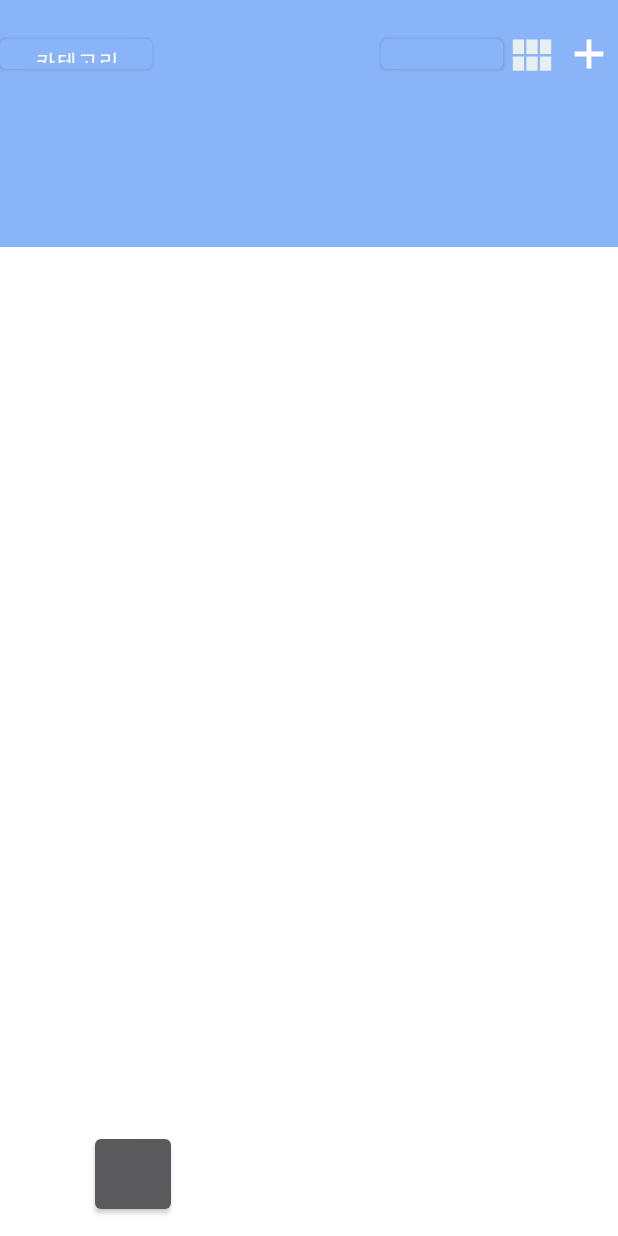
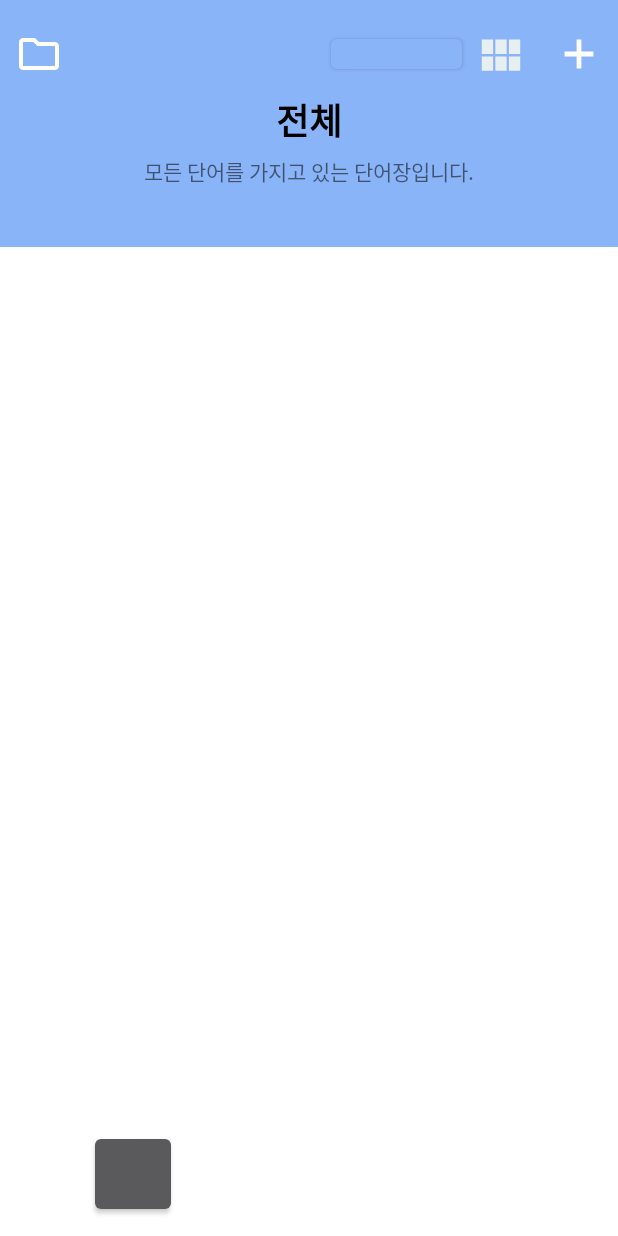
Before and after one commit to betterafter/simple_voca, an Android app: the screen it shows after launch (MainActivity), on a phone screen of 412 x 824 dp. Run offline under Robolectric (Android 15) with nearby library versions, the phone set to English and light mode, and no system bars.

Commit message:
2021.5.1

```diff
--- a/app/src/main/java/com/example/activity/Category_MainActivity.java
+++ b/app/src/main/java/com/example/activity/Category_MainActivity.java
@@ -83,6 +83,8 @@ public class Category_MainActivity extends AppCompatActivity {
                 @Override
                 public void onClick(View view) {
                     LoadingActivity.SELECTED_CATEGORY_NAME = categoryName;
+                    LoadingActivity.SELECTED_CATEGORY_SUBTITLE =
+                            LoadingActivity.categoryDatabase.getCategorySubTitle(LoadingActivity.SELECTED_CATEGORY_NAME);
                     LoadingActivity.vocaDatabase.makeList(LoadingActivity.vocaList);
 
                     Intent intent = new Intent(Category_MainActivity.this, MainActivity.class);
--- a/app/src/main/java/com/example/activity/LoadingActivity.java
+++ b/app/src/main/java/com/example/activity/LoadingActivity.java
@@ -24,6 +24,7 @@ public class LoadingActivity extends AppCompatActivity {
     public static ArrayList<categoryListItem> categoryList = new ArrayList<>();
 
     public static String SELECTED_CATEGORY_NAME = "전체";
+    public static String SELECTED_CATEGORY_SUBTITLE;
 
     public static int wordChangedTime = 60;
     public static int LastTime;
@@ -44,6 +45,7 @@ public class LoadingActivity extends AppCompatActivity {
             LoadingActivity.categoryDatabase.insert("전체", "모든 단어를 가지고 있는 단어장입니다.");
         }
         categoryDatabase.makeList(categoryList);
+        SELECTED_CATEGORY_SUBTITLE = categoryDatabase.getCategorySubTitle(SELECTED_CATEGORY_NAME);
 
 
 
--- a/app/src/main/java/com/example/activity/MainActivity.java
+++ b/app/src/main/java/com/example/activity/MainActivity.java
@@ -15,6 +15,7 @@ import android.widget.GridView;
 import android.widget.HorizontalScrollView;
 import android.widget.ImageButton;
 import android.widget.LinearLayout;
+import android.widget.TextView;
 
 import com.example.adapter.VocaGridViewAdapter;
 import com.example.adapter.VocaRecyclerViewAdapter;
@@ -42,7 +43,10 @@ public class MainActivity extends AppCompatActivity {
     private ImageButton main_add_word_button;
     private ImageButton main_change_list_type_button;
     private Button main_swap_button;
-    private Button main_category_button;
+    private ImageButton main_category_button;
+
+    private TextView CategoryTitle;
+    private TextView CategorySubTitle;
 
 
     public static HorizontalScrollView main_voca_page_list;
@@ -73,7 +77,8 @@ public class MainActivity extends AppCompatActivity {
 
         mainActivity = this;
 
-
+        CategoryTitle = findViewById(R.id.main_category_name);
+        CategorySubTitle = findViewById(R.id.main_category_subtitle);
 
         main_category_button = findViewById(R.id.main_category_button);
         main_category_button.setOnClickListener(new View.OnClickListener() {
@@ -122,11 +127,6 @@ public class MainActivity extends AppCompatActivity {
         main_voca_page_list = findViewById(R.id.main_voca_page_list);
         main_voca_page_list_layout = findViewById(R.id.main_voca_page_list_layout);
         MakeListPager();
-
-
-
-
-
 
 
         // 그리드뷰 생성
@@ -234,6 +234,9 @@ public class MainActivity extends AppCompatActivity {
     protected void onResume() {
         super.onResume();
         vocaRecyclerViewAdapter.notifyDataSetChanged();
+
+        CategoryTitle.setText(LoadingActivity.SELECTED_CATEGORY_NAME);
+        CategorySubTitle.setText(LoadingActivity.SELECTED_CATEGORY_SUBTITLE);
     }
 
     public static void MakeListPager(){
--- a/app/src/main/java/com/example/database/categoryDatabase.java
+++ b/app/src/main/java/com/example/database/categoryDatabase.java
@@ -8,6 +8,7 @@ import android.database.sqlite.SQLiteDatabase;
 import android.database.sqlite.SQLiteOpenHelper;
 
 import com.example.Items.categoryListItem;
+import com.example.activity.LoadingActivity;
 
 import java.util.ArrayList;
 
@@ -165,6 +166,24 @@ public class categoryDatabase extends SQLiteOpenHelper {
         return cursor.getString(2);
     }
 
+    public String getCategorySubTitle(String title){
+        SQLiteDatabase sqLiteDatabase = getWritableDatabase();
+        String sql = "SELECT * FROM " + tableName;
+
+        Cursor cursor = sqLiteDatabase.rawQuery(sql, null);
+        cursor.moveToFirst();
+
+        String res = "";
+        do{
+            if(cursor.getString(1).equals(LoadingActivity.SELECTED_CATEGORY_NAME)){
+                res = cursor.getString(2); break;
+            }
+        }
+        while(cursor.moveToNext());
+
+        return res;
+    }
+
 
     public int getSize(){
         SQLiteDatabase sqLiteDatabase = getWritableDatabase();
--- /dev/null
+++ b/app/src/main/res/drawable/outline_folder_24.xml
@@ -0,0 +1,10 @@
+<vector xmlns:android="http://schemas.android.com/apk/res/android"
+    android:width="32dp"
+    android:height="32dp"
+    android:viewportWidth="24"
+    android:viewportHeight="24"
+    android:tint="?attr/colorControlNormal">
+  <path
+      android:fillColor="@android:color/white"
+      android:pathData="M9.17,6l2,2H20v10H4V6h5.17M10,4H4c-1.1,0 -1.99,0.9 -1.99,2L2,18c0,1.1 0.9,2 2,2h16c1.1,0 2,-0.9 2,-2V8c0,-1.1 -0.9,-2 -2,-2h-8l-2,-2z"/>
+</vector>
--- a/app/src/main/res/layout/activity_main.xml
+++ b/app/src/main/res/layout/activity_main.xml
@@ -28,30 +28,33 @@
                 android:orientation="horizontal"
                 android:weightSum="14">
 
-                <Button
+                <ImageButton
                     android:id="@+id/main_category_button"
                     android:layout_width="0dp"
                     android:layout_height="match_parent"
-                    android:layout_weight="4"
-                    android:text="카테고리"
-                    android:textColor="@color/blueGradient5" />
+                    android:layout_marginHorizontal="10dp"
+                    android:layout_weight="1.5"
+                    android:background="@color/mainBlue"
+                    android:tint="@color/white"
+                    android:src="@drawable/outline_folder_24"/>
 
                 <Space
                     android:layout_width="0dp"
                     android:layout_height="wrap_content"
-                    android:layout_weight="6" />
+                    android:layout_weight="8" />
 
                 <Button
                     android:id="@+id/main_swap_button"
                     android:layout_width="56dp"
                     android:layout_height="match_parent"
-                    android:layout_weight="1"
+                    android:layout_weight="1.5"
                     android:text="Button" />
 
                 <ImageButton
                     android:id="@+id/main_change_style"
                     android:layout_width="0dp"
                     android:layout_height="wrap_content"
+                    android:layout_marginHorizontal="10dp"
                     android:layout_weight="1.5"
                     android:background="@android:color/transparent"
                     android:onClick="onFrameLayoutChangedClick"
@@ -63,6 +66,7 @@
                     android:id="@+id/main_add_word_button"
                     android:layout_width="0dp"
                     android:layout_height="wrap_content"
+                    android:layout_marginHorizontal="10dp"
                     android:layout_weight="1.5"
                     android:background="@android:color/transparent"
                     android:src="@drawable/baseline_add_20"
@@ -72,14 +76,25 @@
             </LinearLayout>
 
             <TextView
-                android:id="@+id/textView4"
+                android:id="@+id/main_category_name"
                 android:layout_width="match_parent"
                 android:layout_height="wrap_content"
-                android:fontFamily="@font/nanum_square_extra_bold"
-                android:text=""
+                android:layout_marginTop="10dp"
+                android:fontFamily="@font/nanum_square_bold"
+                android:text="우선순위 영단어"
+                android:textAlignment="center"
                 android:textColor="@color/black"
-                android:textSize="36sp"
+                android:textSize="24sp"
                 android:textStyle="bold" />
+
+            <TextView
+                android:id="@+id/main_category_subtitle"
+                android:layout_width="match_parent"
+                android:layout_height="wrap_content"
+                android:layout_marginTop="5dp"
+                android:fontFamily="@font/nanum_square_bold"
+                android:text="TextView"
+                android:textAlignment="center" />
         </LinearLayout>
 
         <FrameLayout
```
